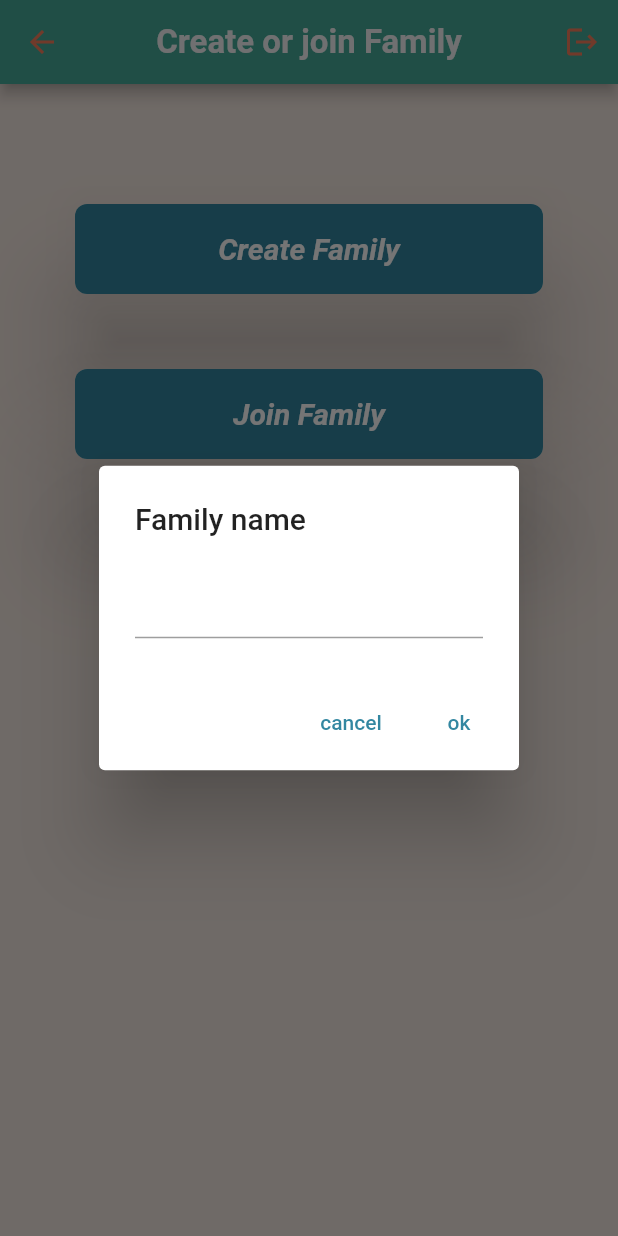
After one commit to Bulut61/My-first-app, a Flutter app: the CreateFamilyPage screen opened by its route, after a tap on "Create Family", on a phone screen of 412 x 824 dp. The commit adds this screen. Run offline on Flutter 3.47's test engine with Material 2 defaults, Android fonts, the phone set to English and light mode, and no system bars; our stand-ins replace auto_route, cloud_firestore, firebase_auth, firebase_core, google_fonts, table_calendar; accounts and stored records are empty; Roboto replaces fonts that are missing (Rubik).

Commit message:
creating or joining familypage implemented ui added some features to family classes

```diff
--- a/lib/family_classes/Child.dart
+++ b/lib/family_classes/Child.dart
@@ -1,7 +1,8 @@
 class Child {
-  Child({required this.name, required this.age});
-  String name;
-  int age;
+  Child({required this.firstName, required this.lastName, required this.UserId});
+  String UserId;
+  String firstName;
+  String lastName;
   int _points = 0;
   int _Allpoints = 0;
 
--- a/lib/family_classes/family.dart
+++ b/lib/family_classes/family.dart
@@ -1 +1,37 @@
-class Family {}
+import 'package:firebase_auth/firebase_auth.dart';
+import 'package:projekt/family_classes/parent.dart';
+import 'package:projekt/family_classes/task.dart';
+
+import 'Child.dart';
+
+class Family {
+  String _FamilyName = "";
+  String _FamilyId = "";
+  int _FamilySize = 0;
+  //late Map<String, Parent> parents;
+  late List<Parent> parents;
+  late List<Child> childs;
+  late List<Task> tasks;
+
+  Family({required String FamilyName, required String FamilyId, required String ParentsFirstName, required String ParentsLastName, required String ParentsUserId}) {
+    _FamilyName = FamilyName;
+    _FamilyId = FamilyId;
+    _FamilySize = 1;
+    parents.add(Parent(firstName: ParentsFirstName, lastName: ParentsLastName, UserId: ParentsUserId));
+    //parents[ParentsUserId] = Parent(firstName: ParentsFirstName, lastName: ParentsLastName, UserId: ParentsUserId);
+  }
+
+  void addParent(String firstName, String lastName, String UserId) {
+    parents.add(Parent(firstName: firstName, lastName: lastName, UserId: UserId));
+    increaseFamilySize();
+  }
+
+  void addChild(String firstName, String lastName, String UserId) {
+    childs.add(Child(firstName: firstName, lastName: lastName, UserId: UserId));
+    increaseFamilySize();
+  }
+
+  void increaseFamilySize() {
+    _FamilySize = _FamilySize + 1;
+  }
+}
--- /dev/null
+++ b/lib/family_classes/parent.dart
@@ -0,0 +1,6 @@
+class Parent {
+  Parent({required this.firstName, required this.lastName, required this.UserId});
+  String UserId;
+  String firstName;
+  String lastName;
+}
--- /dev/null
+++ b/lib/presentation/pages/create Family pages/create_family_page.dart
@@ -0,0 +1,87 @@
+import 'package:auto_route/auto_route.dart';
+import 'package:flutter/material.dart';
+import 'package:flutter/src/widgets/container.dart';
+import 'package:flutter/src/widgets/framework.dart';
+import 'package:projekt/presentation/pages/homePages/confirm_task_page.dart';
+import 'package:projekt/presentation/pages/homePages/pocket_money_page.dart';
+import 'package:projekt/presentation/pages/homePages/shopping_list_page.dart';
+import 'package:projekt/presentation/routes/app_router.gr.dart';
+import 'package:projekt/presentation/widgets/custom_button.dart';
+
+class CreateFamilyPage extends StatefulWidget {
+  const CreateFamilyPage({super.key});
+
+  @override
+  State<CreateFamilyPage> createState() => _CreateFamilyPageState();
+}
+
+class _CreateFamilyPageState extends State<CreateFamilyPage> {
+  TextEditingController _familyNameController = TextEditingController();
+
+  void dispose() {
+    _familyNameController.dispose();
+    super.dispose();
+  }
+
+  @override
+  Widget build(BuildContext context) {
+    final ThemeData themeData = Theme.of(context);
+    return Scaffold(
+      appBar: AppBar(
+        actions: [
+          IconButton(
+              onPressed: () {
+                context.router.replace(SignInPageRoute());
+              },
+              icon: Icon(Icons.logout, semanticLabel: "log out"))
+        ],
+        centerTitle: true,
+        title: Text(
+          "Create or join Family",
+          style: themeData.textTheme.headline1,
+        ),
+      ),
+      body: Column(
+        children: [
+          SizedBox(height: 80),
+          CustomButton(
+              onPressed: () {
+                showDialog(
+                  context: context,
+                  builder: (context) => AlertDialog(
+                    title: Text("Family name"),
+                    content: TextFormField(
+                      controller: _familyNameController,
+                    ),
+                    actions: [
+                      TextButton(
+                          onPressed: () {
+                            Navigator.pop(context);
+                          },
+                          child: Text("cancel")),
+                      TextButton(
+                          onPressed: () {
+                            if (_familyNameController.text.length < 2) {
+                              showDialog(
+                                  context: context,
+                                  builder: ((context) => AlertDialog(
+                                          title: Text(
+                                        "Family name to short!!! atleast 2 characters",
+                                        style: TextStyle(fontSize: 12, color: Colors.red),
+                                      ))));
+                            }
+                          },
+                          child: Text("ok"))
+                    ],
+                  ),
+                );
+              },
+              text: "Create Family",
+              buttonColor: themeData.colorScheme.primary),
+          SizedBox(height: 50),
+          CustomButton(onPressed: () {}, text: "Join Family", buttonColor: themeData.colorScheme.primary),
+        ],
+      ),
+    );
+  }
+}
--- a/lib/presentation/routes/app_router.dart
+++ b/lib/presentation/routes/app_router.dart
@@ -5,6 +5,7 @@ import 'package:projekt/presentation/pages/register_page.dart';
 import 'package:projekt/presentation/pages/sign_in_page.dart';
 import 'package:projekt/presentation/pages/homePages/task_page.dart';
 import '../pages/calender_page.dart';
+import '../pages/create Family pages/create_family_page.dart';
 import '../pages/home.dart';
 import '../pages/homePages/confirm_task_page.dart';
 import '../pages/homePages/homepage.dart';
@@ -25,6 +26,11 @@ import '../pages/tasks_bottom_page.dart';
       path: 'register',
       name: 'rRouter',
       page: RegisterPage,
+    ),
+    AutoRoute(
+      path: 'join',
+      name: 'jRouter',
+      page: CreateFamilyPage,
     ),
     AutoRoute(
       path: 'home',
```
Also changed, not shown: lib/presentation/pages/sign_in_page.dart (+8 -1 lines), lib/presentation/routes/app_router.gr.dart.
